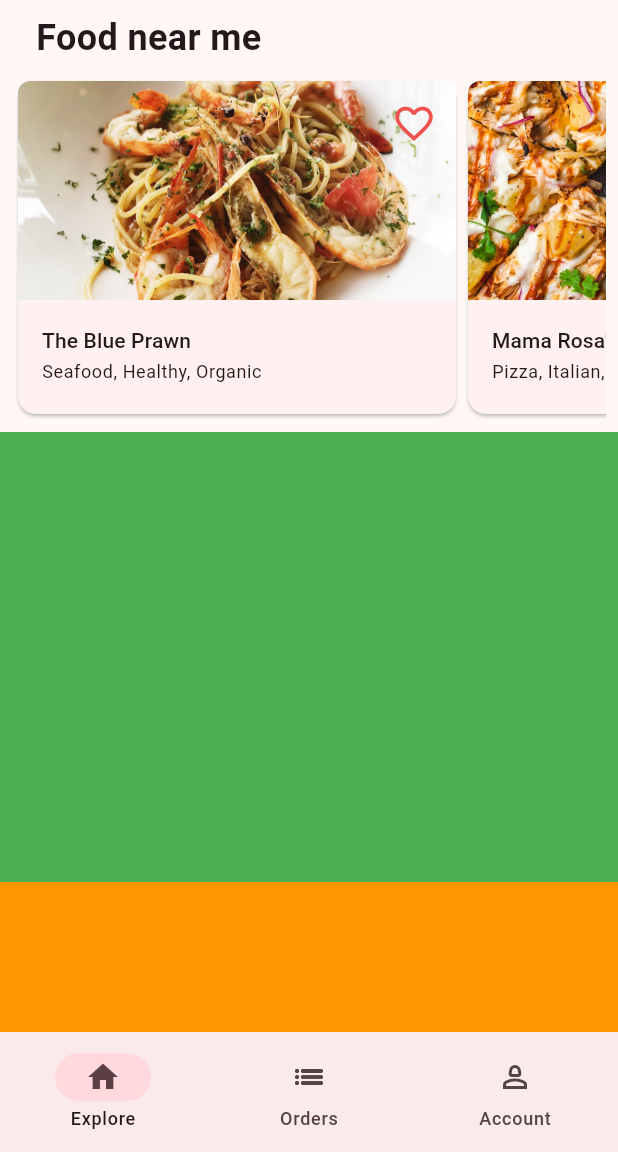
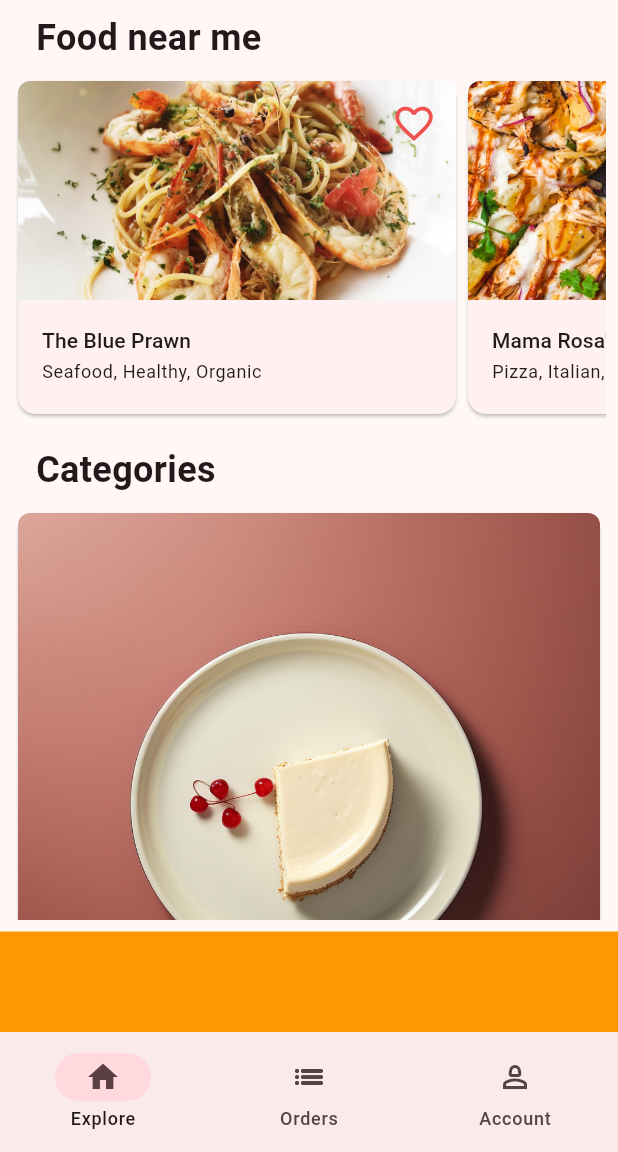
Before and after one commit to paulDebanjan/yummh, a Flutter app: the screen it shows after launch, on a phone screen of 412 x 824 dp, the part 84-1236 px from its top. Run offline on Flutter 3.47's test engine with Material 3 defaults, Android fonts, the phone set to English and light mode, and no system bars.

Commit message:
category Section Added.

```diff
--- /dev/null
+++ b/lib/components/category_section.dart
@@ -0,0 +1,51 @@
+import 'package:flutter/material.dart';
+//1
+import 'category_card.dart';
+import '../models/food_category.dart';
+
+class CategorySection extends StatelessWidget {
+  final List<FoodCategory> categories;
+
+  const CategorySection({
+    super.key,
+    required this.categories,
+  });
+
+  @override
+  Widget build(BuildContext context) {
+    //2
+    return Padding(
+      padding: const EdgeInsets.all(8.0),
+      //3
+      child: Column(
+        crossAxisAlignment: CrossAxisAlignment.start,
+        children: [
+          //4
+          Padding(
+            padding: const EdgeInsets.only(left: 16.0, bottom: 8.0),
+            child: Text(
+              'Categories',
+              style: TextStyle(fontSize: 24, fontWeight: FontWeight.bold),
+            )
+          ),
+          //5
+          SizedBox(
+            height: 275,
+            child: ListView.builder(
+              itemCount: categories.length,
+              itemBuilder: (context, index) {
+                //6
+                return SizedBox(
+                  width: 200,
+                  child: CategoryCard(
+                    category: categories[index],
+                  )
+                );
+              }
+            ),
+          )
+        ]
+      )
+    );
+  }
+}
--- a/lib/screens/explore_page.dart
+++ b/lib/screens/explore_page.dart
@@ -1,6 +1,8 @@
 import 'package:flutter/material.dart';
+
 import '../api/mock_yummy_service.dart';
 import '../components/restaurant_section.dart';
+import '../components/category_section.dart';
 
 class ExplorePage extends StatelessWidget {
   //1
@@ -27,16 +29,18 @@ class ExplorePage extends StatelessWidget {
           final posts = snapshot.data?.categories ?? [];
           // TODO: Replace this with restaurant section
           // TODO: Wrap in a ListView
-
+          //1
           return ListView(
+            //2
             shrinkWrap: true,
+            //3
             scrollDirection: Axis.vertical,
+            //4
             children: [
               RestaurantSection(restaurants: restaurants),
-              Container(
-                height: 300,
-                color: Colors.green,
-              ),
+              // TODO: Add Category Section
+              CategorySection(categories: categories),
+              //TODO: Add Post Section
               Container(
                 height: 300,
                 color: Colors.orange,
```
